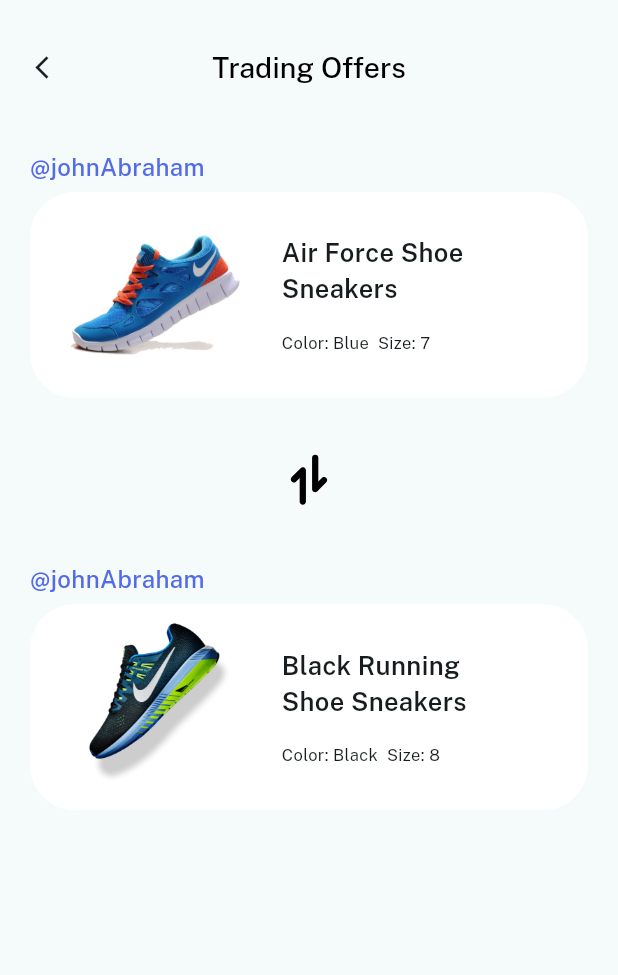
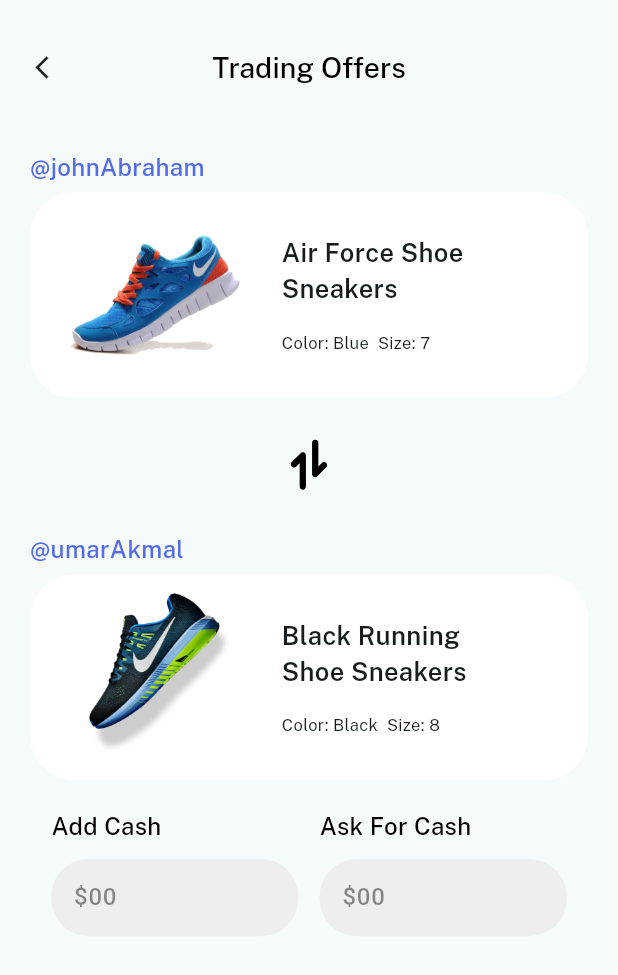
Before and after one commit to HAMZA-CH420/Shoe-Fanatic, a Flutter app: the TradeScreen screen opened directly, on a phone screen of 412 x 824 dp. Shown: the top 975 px of the screen. Run offline on Flutter 3.47's test engine with Material 3 defaults, Android fonts, the phone set to English and light mode, and no system bars; our stand-ins replace flutter_svg, google_fonts, iconsax, permission_handler, shared_preferences, smooth_page_indicator; accounts and stored records are empty.

Commit message:
minor changes

```diff
--- /dev/null
+++ b/lib/Features/TradingOffer/Widgets/ask_cash_widget.dart
@@ -0,0 +1,46 @@
+import 'package:flutter/material.dart';
+import 'package:google_fonts/google_fonts.dart';
+import 'package:shoe_fantastic/Ui%20Helper/Color%20Palate/color_palate.dart';
+
+class AskCashWidget extends StatelessWidget {
+  const AskCashWidget({super.key, required this.banner});
+  final String banner;
+  @override
+  Widget build(BuildContext context) {
+    final size = MediaQuery.sizeOf(context);
+    return Column(
+      crossAxisAlignment: CrossAxisAlignment.start,
+      spacing: 10,
+      children: [
+        Text(
+          banner,
+          style: GoogleFonts.publicSans(
+            fontWeight: FontWeight.w500,
+            color: Palate.blackColor,
+            fontSize: 16,
+          ),
+        ),
+        Container(
+          padding: const EdgeInsets.symmetric(horizontal: 15),
+          height: size.height / 16,
+          width: size.width / 2.5,
+          decoration: BoxDecoration(
+            color: Colors.grey.shade200,
+            borderRadius: BorderRadius.circular(25),
+          ),
+          alignment: Alignment.center,
+          child: TextField(
+            decoration: InputDecoration(
+              border: InputBorder.none,
+              hintText: "\$00",
+              hintStyle: TextStyle(
+                  fontWeight: FontWeight.w500,
+                  fontSize: 16,
+                  color: Colors.black45),
+            ),
+          ),
+        ),
+      ],
+    );
+  }
+}
--- a/lib/Features/TradingOffer/trade_screen.dart
+++ b/lib/Features/TradingOffer/trade_screen.dart
@@ -1,6 +1,8 @@
 import 'package:flutter/material.dart';
+import 'package:flutter/services.dart';
 import 'package:flutter_svg/svg.dart';
 import 'package:google_fonts/google_fonts.dart';
+import 'package:shoe_fantastic/Features/TradingOffer/Widgets/ask_cash_widget.dart';
 import 'package:shoe_fantastic/Features/TradingOffer/Widgets/shoe_trade_widget.dart';
 
 import '../../Ui Helper/Color Palate/color_palate.dart';
@@ -12,6 +14,10 @@ class TradeScreen extends StatelessWidget {
   Widget build(BuildContext context) {
     return Scaffold(
       appBar: AppBar(
+        scrolledUnderElevation: 0.0,
+        elevation: 0,
+        backgroundColor: Colors.transparent,
+        systemOverlayStyle: SystemUiOverlayStyle.dark,
         toolbarHeight: 90,
         title: Text(
           "Trading Offers",
@@ -32,8 +38,9 @@ class TradeScreen extends StatelessWidget {
       ),
       body: Padding(
         padding: const EdgeInsets.symmetric(horizontal: 20, vertical: 10),
+        child: SingleChildScrollView(
           child: Column(
-          spacing: 30,
+            spacing: 20,
             children: [
               ShoeTradeWidget(
                 color: "Blue",
@@ -52,9 +59,21 @@ class TradeScreen extends StatelessWidget {
                 model: "Black Running Shoe Sneakers",
                 shoeSize: "8",
                 image: "trading2.png",
-              username: "@johnAbraham",
+                username: "@umarAkmal",
+              ),
+              Row(
+                mainAxisAlignment: MainAxisAlignment.spaceEvenly,
+                children: [
+                  AskCashWidget(
+                    banner: "Add Cash",
+                  ),
+                  AskCashWidget(
+                    banner: "Ask For Cash",
                   ),
                 ],
+              ),
+            ],
+          ),
         ),
       ),
     );
--- a/pubspec.yaml
+++ b/pubspec.yaml
@@ -54,8 +54,7 @@ dev_dependencies:
 flutter_native_splash:
   android: true
   ios: true
-  color: '#EDEDED'
-  image: 'assets/icon/logo.png'
+  color: '#536BE8'
 
   # The "flutter_lints" package below contains a set of recommended lints to
   # encourage good coding practices. The lint set provided by the package is
```
Also changed, not shown: flutter_native_splash/analysis_options.yaml (added, +28 -0 lines), flutter_native_splash/lib/main.dart (added, +125 -0 lines), flutter_native_splash/pubspec.yaml (added, +89 -0 lines), flutter_native_splash/pubspec.lock (added), 139 other files. Lines whose indentation alone changed are shown as unchanged.
